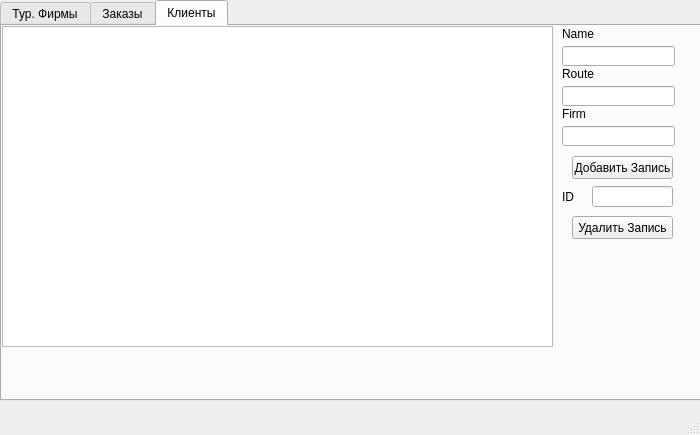
This is DaniklasLab/DaniklasLab7/mainwindow.ui in Sadles1/Cpp as Qt 5 draws it before an edit. The edited form follows.
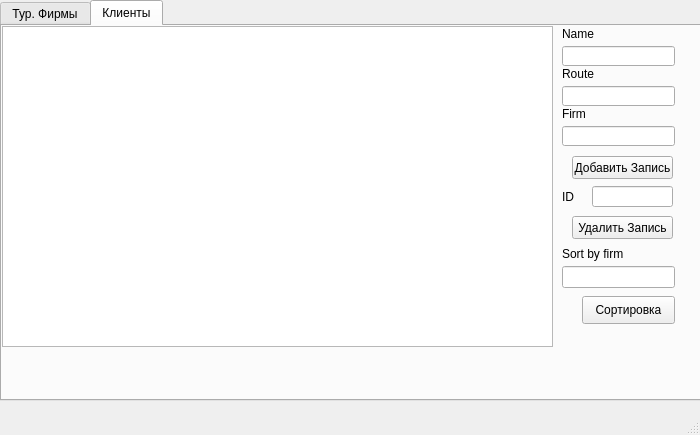
This is the edited form. The open tabs and pages were chosen to show the change.

Diff of the .ui file:
```diff
--- a/DaniklasLab/DaniklasLab7/mainwindow.ui
+++ b/DaniklasLab/DaniklasLab7/mainwindow.ui
@@ -213,31 +213,6 @@
       </property>
      </widget>
     </widget>
-    <widget class="QWidget" name="tab_3">
-     <attribute name="title">
-      <string>Заказы</string>
-     </attribute>
-     <widget class="QTableView" name="tableView_3">
-      <property name="geometry">
-       <rect>
-        <x>0</x>
-        <y>0</y>
-        <width>341</width>
-        <height>361</height>
-       </rect>
-      </property>
-     </widget>
-     <widget class="QTableView" name="tableView_4">
-      <property name="geometry">
-       <rect>
-        <x>340</x>
-        <y>0</y>
-        <width>361</width>
-        <height>361</height>
-       </rect>
-      </property>
-     </widget>
-    </widget>
     <widget class="QWidget" name="tab_2">
      <attribute name="title">
       <string>Клиенты</string>
@@ -370,6 +345,42 @@
        <string>ID</string>
       </property>
      </widget>
+     <widget class="QLineEdit" name="lineSort">
+      <property name="geometry">
+       <rect>
+        <x>560</x>
+        <y>240</y>
+        <width>113</width>
+        <height>22</height>
+       </rect>
+      </property>
+     </widget>
+     <widget class="QPushButton" name="pushSort">
+      <property name="geometry">
+       <rect>
+        <x>580</x>
+        <y>270</y>
+        <width>93</width>
+        <height>28</height>
+       </rect>
+      </property>
+      <property name="text">
+       <string>Сортировка</string>
+      </property>
+     </widget>
+     <widget class="QLabel" name="label_7">
+      <property name="geometry">
+       <rect>
+        <x>560</x>
+        <y>220</y>
+        <width>121</width>
+        <height>16</height>
+       </rect>
+      </property>
+      <property name="text">
+       <string>Sort by firm</string>
+      </property>
+     </widget>
     </widget>
    </widget>
   </widget>
```
Left out of the diff: 4 changed lines with no effect on the pictures.
